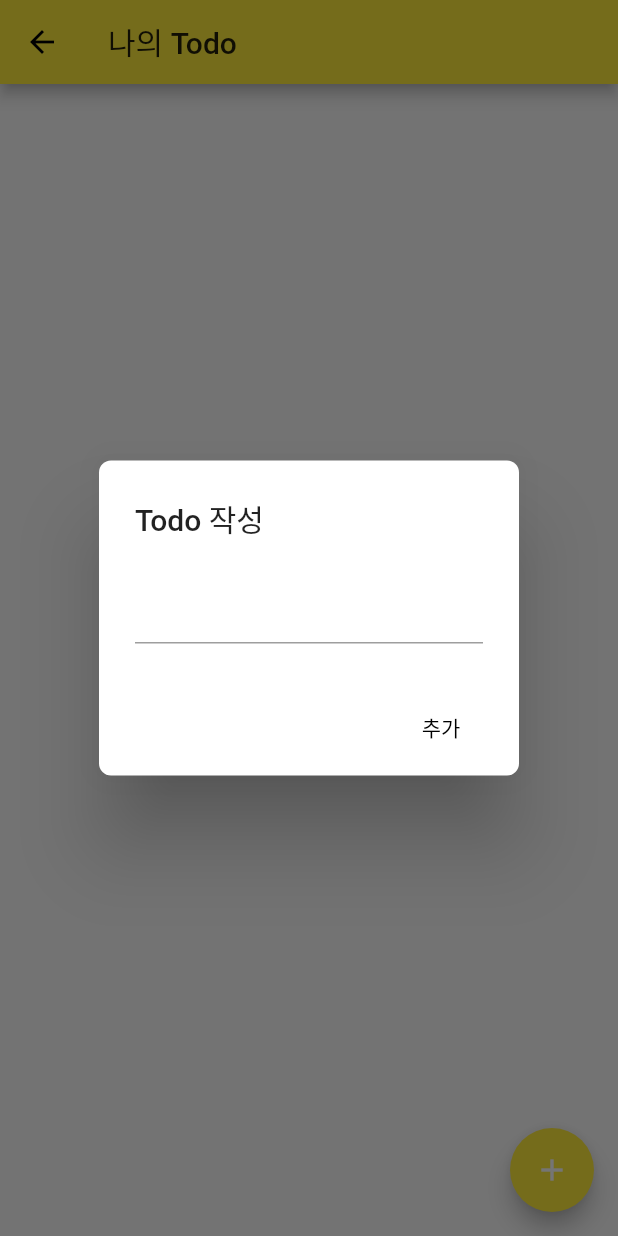
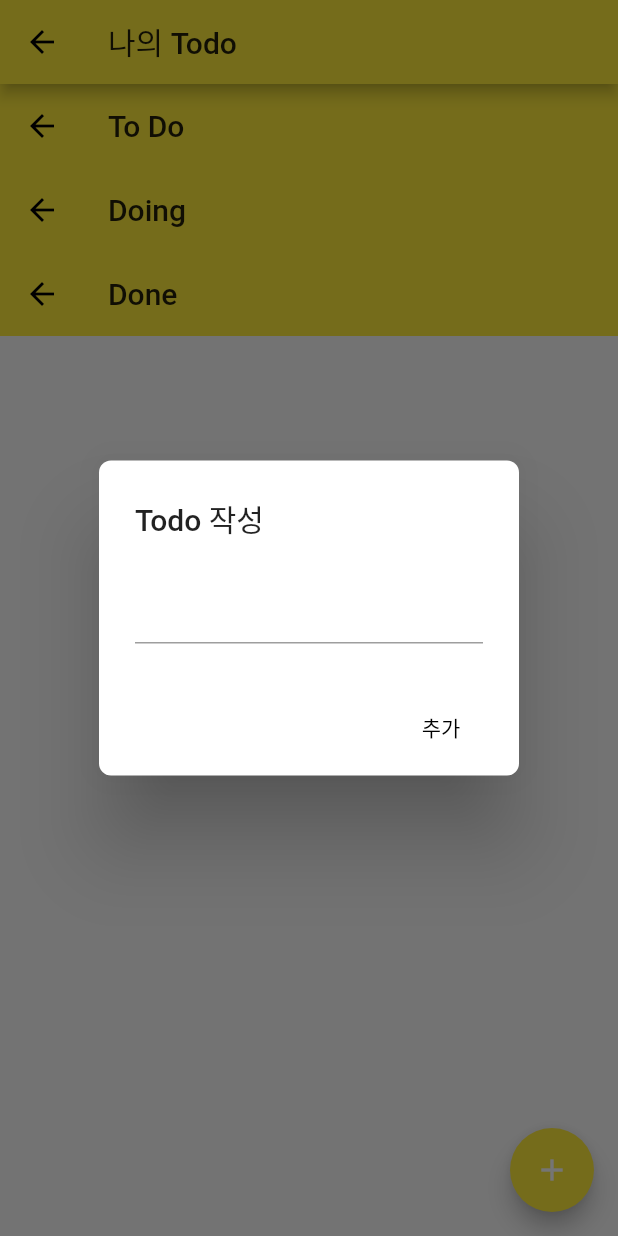
Before and after one commit to Tetragone/toys, a Flutter app: the ToDoListPage screen opened by its route, after a tap on the "add" icon, on a phone screen of 412 x 824 dp. Run offline on Flutter 3.47's test engine with Material 2 defaults, Android fonts, the phone set to English and light mode, and no system bars; our stand-ins replace carousel_slider, charts_flutter, cloud_firestore, firebase_auth, firebase_core, firebase_messaging and 6 more; missing offline and left inert: firebase_helpers, link; accounts and stored records are empty; network calls fail.

Commit message:
테스트

```diff
--- a/my_cert_helper/lib/calendar_page.dart
+++ b/my_cert_helper/lib/calendar_page.dart
@@ -36,6 +36,7 @@ final Map<DateTime, List> _holidays = {
 
 
 class CalenderPage extends StatefulWidget {
+  static String emailID;
   @override
   _CalenderPageState createState() => _CalenderPageState();
 }
@@ -52,7 +53,6 @@ class _CalenderPageState extends State<CalenderPage> {
   Stream<QuerySnapshot> streamData;
   final FirebaseAuth auth = FirebaseAuth.instance;
   final AsyncMemoizer _memoizer = AsyncMemoizer();
-  String emailID;
 
   @override
   void initState() {
@@ -68,7 +68,7 @@ class _CalenderPageState extends State<CalenderPage> {
       await auth.onAuthStateChanged
           .firstWhere((user) => user != null)
           .then((user) {
-        emailID = user.email;
+        CalenderPage.emailID = user.email;
       });
       return true;
     });
@@ -81,7 +81,7 @@ class _CalenderPageState extends State<CalenderPage> {
       if(data[date] == null) {
         data[date] = [];
       }
-      if(event.id == emailID) {
+      if(event.id == CalenderPage.emailID) {
         data[date].add(event);
       }
 
--- a/my_cert_helper/lib/page_to_do_list.dart
+++ b/my_cert_helper/lib/page_to_do_list.dart
@@ -53,8 +53,17 @@ class _ToDoListPageState extends State<ToDoListPage> {
           color: Colors.white,
         ),
       ),
-      body: ListView.builder(
-          itemCount: todos.length, itemBuilder:(BuildContext context, int index) {
+      body: Container (
+        child: CustomScrollView(
+          slivers: <Widget>[
+            SliverAppBar(
+              title: Text('To Do'),
+              pinned: false,
+              floating: false,
+            ),
+            SliverList(
+              delegate: SliverChildBuilderDelegate(
+                  (context, index) {
                     return Dismissible(key: Key(todos[index]), child: Card(
                       elevation: 4,
                       margin: EdgeInsets.all(8),
@@ -72,7 +81,76 @@ class _ToDoListPageState extends State<ToDoListPage> {
                         }),
                       ),
                     ));
+                  },
+                childCount: todos.length,
+              ),
+
+            ),
+            SliverAppBar(
+              title: Text('Doing'),
+              pinned: false,
+              floating: false,
+            ),
+            SliverList(
+              delegate: SliverChildBuilderDelegate(
+                    (context, index) {
+                  return Dismissible(key: Key(todos[index]), child: Card(
+                    elevation: 4,
+                    margin: EdgeInsets.all(8),
+                    shape: RoundedRectangleBorder(borderRadius:
+                    BorderRadius.circular(8)),
+                    child: ListTile(
+                      title: Text(todos[index]),
+                      trailing: IconButton(icon: Icon(
+                        Icons.delete,
+                        color: Colors.grey,
+                      ), onPressed: (){
+                        setState(() {
+                          todos.removeAt(index);
+                        });
                       }),
+                    ),
+                  ));
+                },
+                childCount: todos.length,
+              ),
+
+            ),
+            SliverAppBar(
+              title: Text('Done'),
+              pinned: false,
+              floating: false,
+            ),
+            SliverList(
+              delegate: SliverChildBuilderDelegate(
+                    (context, index) {
+                  return Dismissible(key: Key(todos[index]), child: Card(
+                    elevation: 4,
+                    margin: EdgeInsets.all(8),
+                    shape: RoundedRectangleBorder(borderRadius:
+                    BorderRadius.circular(8)),
+                    child: ListTile(
+                      title: Text(todos[index]),
+                      trailing: IconButton(icon: Icon(
+                        Icons.delete,
+                        color: Colors.grey,
+                      ), onPressed: (){
+                        setState(() {
+                          todos.removeAt(index);
+                        });
+                      }),
+                    ),
+                  ));
+                },
+                childCount: todos.length,
+              ),
+
+            ),
+
+          ],
+        ),
+      )
+
     );
   }
 }
```
Also changed, not shown: my_cert_helper/lib/page_input_study_time.dart (+6 -1 lines), my_cert_helper/pubspec.lock, 1 other file. Lines whose indentation alone changed are shown as unchanged.
